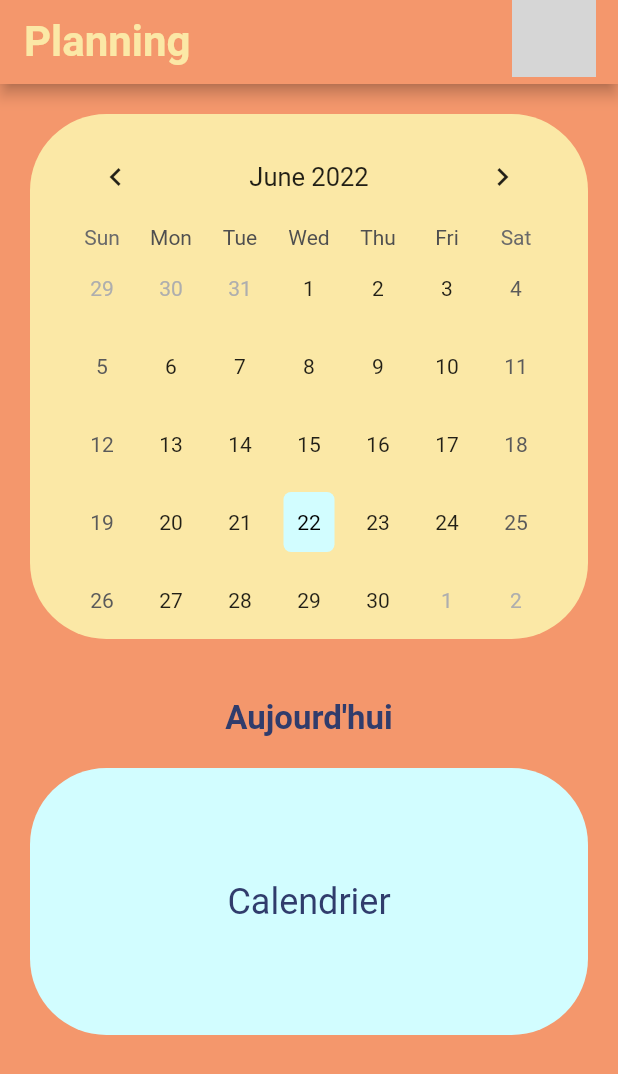
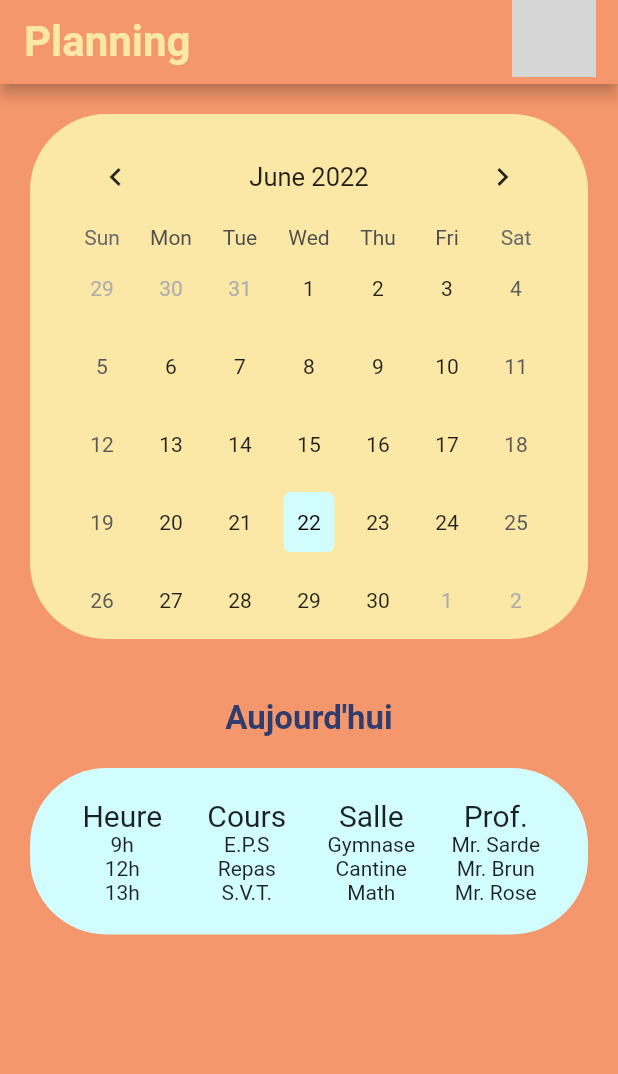
Before and after one commit to Necrelox/AR-U-Here, a Flutter app: the Planning screen opened directly, on a phone screen of 412 x 824 dp. Shown: the top 1074 px of the screen. Run offline on Flutter 3.47's test engine with Material 2 defaults, Android fonts, the phone set to English and light mode, and no system bars; drawn by our look-alikes of table_calendar; our stand-ins replace font_awesome_flutter, google_fonts; grey boxes are pictures that could not be loaded.

Commit message:
Add planning for students

```diff
--- a/App/lib/dashboard/planning.dart
+++ b/App/lib/dashboard/planning.dart
@@ -4,6 +4,7 @@ import '../animation.dart';
 
 class Planning extends StatefulWidget {
   @override
+  // ignore: library_private_types_in_public_api
   _PlanningState createState() => _PlanningState();
 }
 
@@ -12,7 +13,7 @@ class _PlanningState extends State<Planning> {
   DateTime selectedDay = DateTime.now();
   DateTime focusedDay = DateTime.now();
 
-  TextEditingController _eventController = TextEditingController();
+  final TextEditingController _eventController = TextEditingController();
 
   @override
   void initState() {
@@ -29,7 +30,7 @@ class _PlanningState extends State<Planning> {
   @override
   Widget build(BuildContext context) {
     return Scaffold(
-      backgroundColor: Color(0XFFF4976C),
+      backgroundColor: const Color(0XFFF4976C),
       appBar: AppBar(
         centerTitle: false,
         actions: [
@@ -67,15 +68,15 @@ class _PlanningState extends State<Planning> {
               child: Container (
                 width: double.infinity,
                 alignment: Alignment.center,
-                padding: EdgeInsets.fromLTRB(25,10,25,0),
-                decoration: BoxDecoration(
+                padding: const EdgeInsets.fromLTRB(25,10,25,0),
+                decoration: const BoxDecoration(
                 color: Color(0XFFFBE8A6),
                 // ignore: prefer_const_constructors
-                borderRadius: new BorderRadius.only(
-                  bottomRight: const Radius.circular(51.0),
-                  bottomLeft: const Radius.circular(51.0),
-                  topLeft: const Radius.circular(51.0),
-                  topRight: const Radius.circular(51.0),
+                borderRadius: BorderRadius.only(
+                  bottomRight: Radius.circular(51.0),
+                  bottomLeft: Radius.circular(51.0),
+                  topLeft: Radius.circular(51.0),
+                  topRight: Radius.circular(51.0),
                 )),
                 margin: const EdgeInsets.only(
                   top: 20,
@@ -110,17 +111,17 @@ class _PlanningState extends State<Planning> {
                 calendarStyle: CalendarStyle(
                   isTodayHighlighted: true,
                   selectedDecoration: BoxDecoration(
-                    color: Color(0XFFD2FDFF),
+                    color: const Color(0XFFD2FDFF),
                     shape: BoxShape.rectangle,
                     borderRadius: BorderRadius.circular(5.0),
                   ),
-                  selectedTextStyle: TextStyle(color: Colors.black),
+                  selectedTextStyle: const TextStyle(color: Colors.black),
                   todayDecoration: BoxDecoration(
-                    color: Color(0XFFB4DFE5),
+                    color: const Color(0XFFB4DFE5),
                     shape: BoxShape.rectangle,
                     borderRadius: BorderRadius.circular(5.0),
                   ),
-                  todayTextStyle: TextStyle(color: Colors.black),
+                  todayTextStyle: const TextStyle(color: Colors.black),
                   defaultDecoration: BoxDecoration(
                     shape: BoxShape.rectangle,
                     borderRadius: BorderRadius.circular(5.0),
@@ -131,7 +132,7 @@ class _PlanningState extends State<Planning> {
                   ),
                 ),
 
-                headerStyle: HeaderStyle(
+                headerStyle: const HeaderStyle(
                   formatButtonVisible: false,
                   titleCentered: true,
                   formatButtonShowsNext: false,
@@ -147,7 +148,7 @@ class _PlanningState extends State<Planning> {
                 child: Container(
                   width: double.infinity,
                   alignment: Alignment.center,
-                  padding: EdgeInsets.fromLTRB(25,10,25,0),
+                  padding: const EdgeInsets.fromLTRB(25,10,25,0),
                   margin: const EdgeInsets.only(
                     top: 20,
                     bottom: 10,
@@ -175,38 +176,56 @@ class _PlanningState extends State<Planning> {
               child: Container(
                 width: double.infinity,
                 alignment: Alignment.center,
-                  padding: EdgeInsets.fromLTRB(25,75,25,75),
                 margin: const EdgeInsets.only(
                   top: 10,
                   bottom: 10,
                   left: 20,
                   right: 20,
                 ),
-                  decoration: BoxDecoration(
+                decoration: const BoxDecoration(
                     color: Color(0XFFD2FDFF),
                     // ignore: prefer_const_constructors
-                      borderRadius: new BorderRadius.only(
-                        bottomRight: const Radius.circular(51.0),
-                        bottomLeft: const Radius.circular(51.0),
-                        topLeft: const Radius.circular(51.0),
-                        topRight: const Radius.circular(51.0),
+                    borderRadius: BorderRadius.only(
+                      bottomRight: Radius.circular(51.0),
+                      bottomLeft: Radius.circular(51.0),
+                      topLeft: Radius.circular(51.0),
+                      topRight: Radius.circular(51.0),
                     )),
-                  child: RichText(
-                    textAlign: TextAlign.center,
-                    text: const TextSpan(children: <TextSpan>[
-                      TextSpan(
-                          text:
-                              "Calendrier",
-                          style: TextStyle(
-                            color: Color(0XFF303C6C),
-                            fontSize: 24,
-                          )),
+                child: Column(children: <Widget>[
+                  Container(
+                    margin: EdgeInsets.all(20),
+                    child: Table(
+                      children: [
+                        TableRow( children: [
+                          Column(children:const [Text('Heure', style: TextStyle(fontSize: 20.0))]),
+                          Column(children:const [Text('Cours', style: TextStyle(fontSize: 20.0))]),
+                          Column(children:const [Text('Salle', style: TextStyle(fontSize: 20.0))]),
+                          Column(children:const [Text('Prof.', style: TextStyle(fontSize: 20.0))]),
                         ]),
+                        TableRow( children: [
+                          Column(children:const [Text('9h')]),
+                          Column(children:const [Text('E.P.S')]),
+                          Column(children:const [Text('Gymnase')]),
+                          Column(children:const [Text('Mr. Sarde')]),
+                        ]),
+                        TableRow( children: [
+                          Column(children:const [Text('12h')]),
+                          Column(children:const [Text('Repas')]),
+                          Column(children:const [Text('Cantine')]),
+                          Column(children:const [Text('Mr. Brun')]),
+                        ]),
+                        TableRow( children: [
+                          Column(children:const [Text('13h')]),
+                          Column(children:const [Text('S.V.T.')]),
+                          Column(children:const [Text('Math')]),
+                          Column(children:const [Text('Mr. Rose')]),
+                        ]),
+                      ],
                     ),
                   ),
+                ])
               ),
-
-
+            ),
           ],
         ),
       ),
```
Lines whose indentation alone changed are shown as unchanged.
